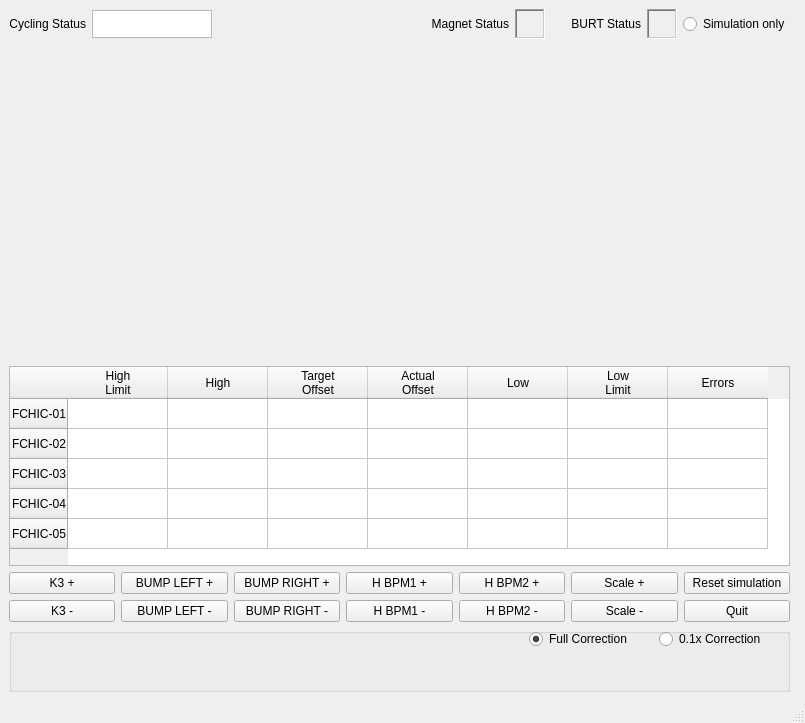
Qt form i10chicgui.ui (DiamondLightSource/i10switching) before a commit.
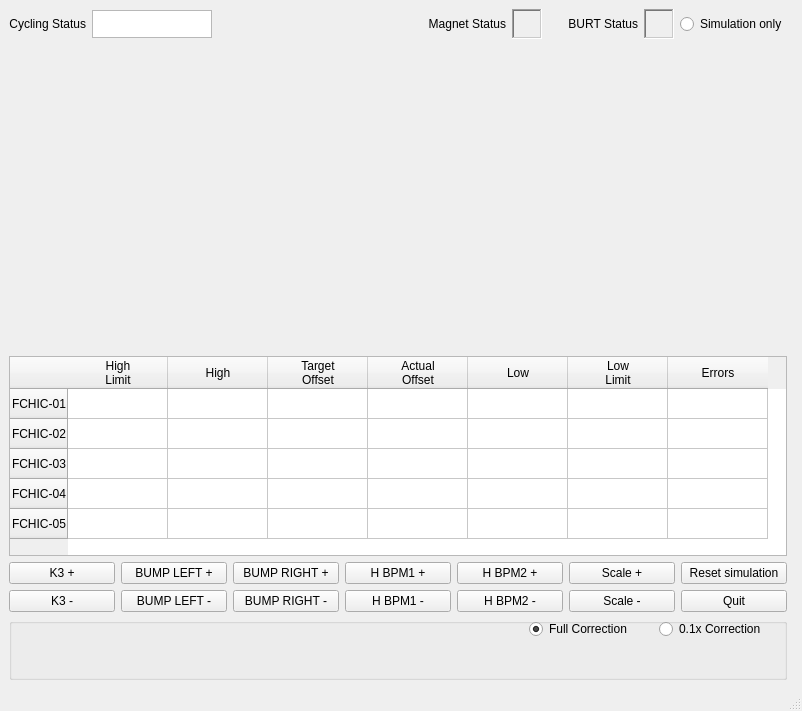
The same form after that commit.

Commit message: Added monitoring squares though not connected them up, experimented with moving some code into i10buttons but moved it back when I realised it had to go with the gui, tidied up the gui code so that the order is more straightforward, added magnet limit lines on simulation (though not with correct magnet limits yet)

Diff of the .ui file:
```diff
--- a/i10chicgui.ui
+++ b/i10chicgui.ui
@@ -6,8 +6,8 @@
    <rect>
     <x>0</x>
     <y>0</y>
-    <width>805</width>
-    <height>723</height>
+    <width>802</width>
+    <height>711</height>
    </rect>
   </property>
   <property name="windowTitle">
```
Left out of the diff: 76 changed lines with no effect on the pictures. The commit also changes 5 other files.
